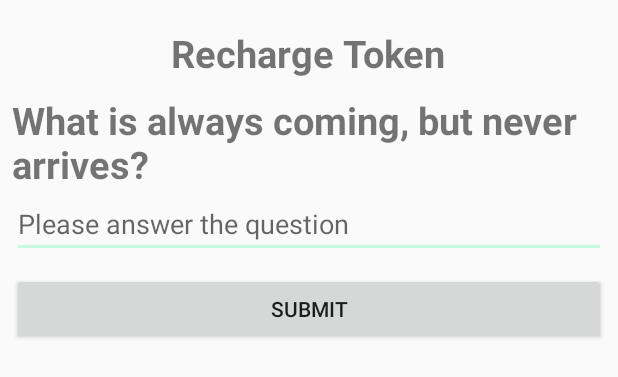
After one commit to vuhi/pokerapp, an Android app: the layout recharge_token.xml on its own in the app's theme, with its tools: preview values and no code run, on a phone screen of 412 x 824 dp. The commit adds this screen. Shown: the top 377 px of the screen. Run offline under Robolectric (Android 15) with nearby library versions, the phone set to English and light mode, and no system bars; Roboto replaces fonts that are not available here.

```diff
--- a/app/build.gradle
+++ b/app/build.gradle
@@ -4,7 +4,7 @@ android {
     compileSdkVersion 27
     defaultConfig {
         applicationId "uc.edu.vuhi.pokerprojectapp"
-        minSdkVersion 23
+        minSdkVersion 26
         targetSdkVersion 27
         versionCode 1
         versionName "1.0"
--- a/app/src/main/java/uc/edu/vuhi/pokerprojectapp/UTIL/Utility.java
+++ b/app/src/main/java/uc/edu/vuhi/pokerprojectapp/UTIL/Utility.java
@@ -9,6 +9,12 @@ import android.os.Handler;
 import android.support.v7.app.AlertDialog;
 
 import com.google.firebase.auth.FirebaseAuth;
+
+import java.text.ParseException;
+import java.text.SimpleDateFormat;
+import java.time.LocalDate;
+import java.util.Calendar;
+import java.util.Date;
 
 import uc.edu.vuhi.pokerprojectapp.LoginActivity;
 import uc.edu.vuhi.pokerprojectapp.MainActivity;
--- a/app/src/main/res/layout/activity_main.xml
+++ b/app/src/main/res/layout/activity_main.xml
@@ -114,7 +114,7 @@
         app:layout_constraintEnd_toStartOf="@+id/constraintLayout2"
         app:layout_constraintStart_toEndOf="@+id/constraintLayout"
         app:scroll_atmospheric="true"
-        app:scroll_background_color="@color/common_google_signin_btn_text_dark_disabled"
+        app:scroll_background_color="@color/colorAccent"
         app:scroll_indicator="true"
         app:scroll_indicator_color="#FFF"
         app:scroll_indicator_size="1dp"
--- a/app/src/main/res/layout/activity_set_up.xml
+++ b/app/src/main/res/layout/activity_set_up.xml
@@ -4,9 +4,10 @@
     xmlns:tools="http://schemas.android.com/tools"
     android:layout_width="match_parent"
     android:layout_height="match_parent"
-    tools:context=".SetUpActivity"
+    android:clickable="true"
     android:focusable="true"
-    android:focusableInTouchMode="true">
+    android:focusableInTouchMode="true"
+    tools:context=".SetUpActivity">
 
     <android.support.v7.widget.Toolbar
         android:id="@+id/toolbarSetUp"
--- /dev/null
+++ b/app/src/main/res/layout/recharge_token.xml
@@ -0,0 +1,43 @@
+<?xml version="1.0" encoding="utf-8"?>
+<LinearLayout xmlns:android="http://schemas.android.com/apk/res/android"
+    xmlns:app="http://schemas.android.com/apk/res-auto"
+    android:orientation="vertical" android:layout_width="match_parent"
+    android:layout_height="match_parent"
+    android:padding="8dp">
+
+    <TextView
+        android:id="@+id/txtViewRechargeToken"
+        android:layout_width="wrap_content"
+        android:layout_height="wrap_content"
+        android:layout_gravity="center"
+        android:layout_marginTop="10dp"
+        android:text="@string/txtRechargeTokenTitle"
+        android:textSize="25sp"
+        android:textStyle="bold" />
+
+    <TextView
+        android:id="@+id/txtViewQuestion"
+        android:layout_width="wrap_content"
+        android:layout_height="wrap_content"
+        android:layout_gravity="center"
+        android:layout_marginTop="10dp"
+        android:text="@string/txtViewQuestion"
+        android:textSize="25sp"
+        android:textStyle="bold" />
+
+    <EditText
+        android:id="@+id/txtAnswer"
+        android:layout_width="match_parent"
+        android:layout_height="wrap_content"
+        android:ems="10"
+        android:hint="@string/txtAnswer"
+        android:inputType="textPersonName" />
+
+    <Button
+        android:id="@+id/btnSubmitAnswer"
+        android:layout_width="match_parent"
+        android:layout_height="wrap_content"
+        android:layout_marginTop="10dp"
+        android:text="@string/btnResetPasswdSubmit" />
+
+</LinearLayout>
--- a/app/src/main/res/values/colors.xml
+++ b/app/src/main/res/values/colors.xml
@@ -2,5 +2,5 @@
 <resources>
     <color name="colorPrimary">#99a5e8</color>
     <color name="colorPrimaryDark">#303F9F</color>
-    <color name="colorAccent">#ff4081</color>
+    <color name="colorAccent">#3f25fb97</color>
 </resources>
--- a/app/src/main/res/values/strings.xml
+++ b/app/src/main/res/values/strings.xml
@@ -25,4 +25,8 @@
     <string name="imgBtnCard2">2</string>
     <string name="imgBtnCard3">3</string>
     <string name="imgBtnCard4">4</string>
+    <string name="txtRechargeTokenTitle">Recharge Token</string>
+    <string name="txtViewQuestion">What is always coming, but never arrives?</string>
+    <string name="txtAnswer">Please answer the question</string>
+
 </resources>
```
Also changed, not shown: app/src/main/java/uc/edu/vuhi/pokerprojectapp/DTO/UserDTO.java (+13 -6 lines), app/src/main/java/uc/edu/vuhi/pokerprojectapp/MainActivity.java (+79 -5 lines), app/src/main/java/uc/edu/vuhi/pokerprojectapp/SetUpActivity.java (+46 -40 lines), app/src/main/res/drawable-hdpi/background.png, app/src/main/res/drawable-mdpi/background.png, app/src/main/res/drawable-xhdpi/background.png, app/src/main/res/drawable-xxhdpi/background.png, app/src/main/res/drawable-xxxhdpi/background.png.
